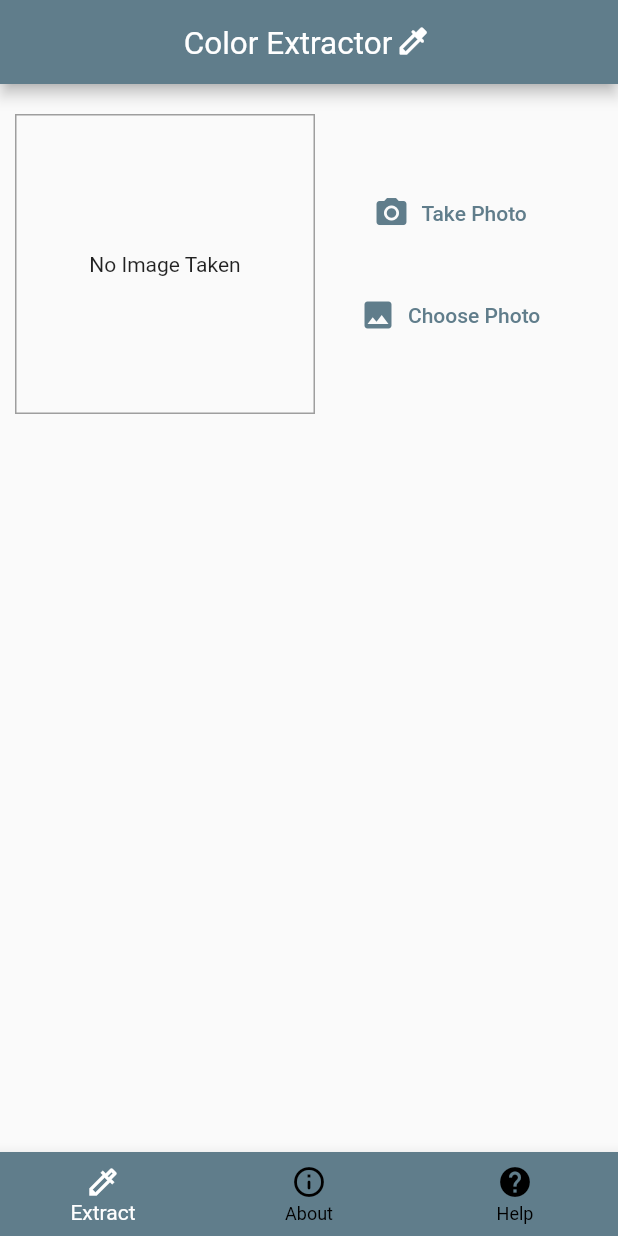
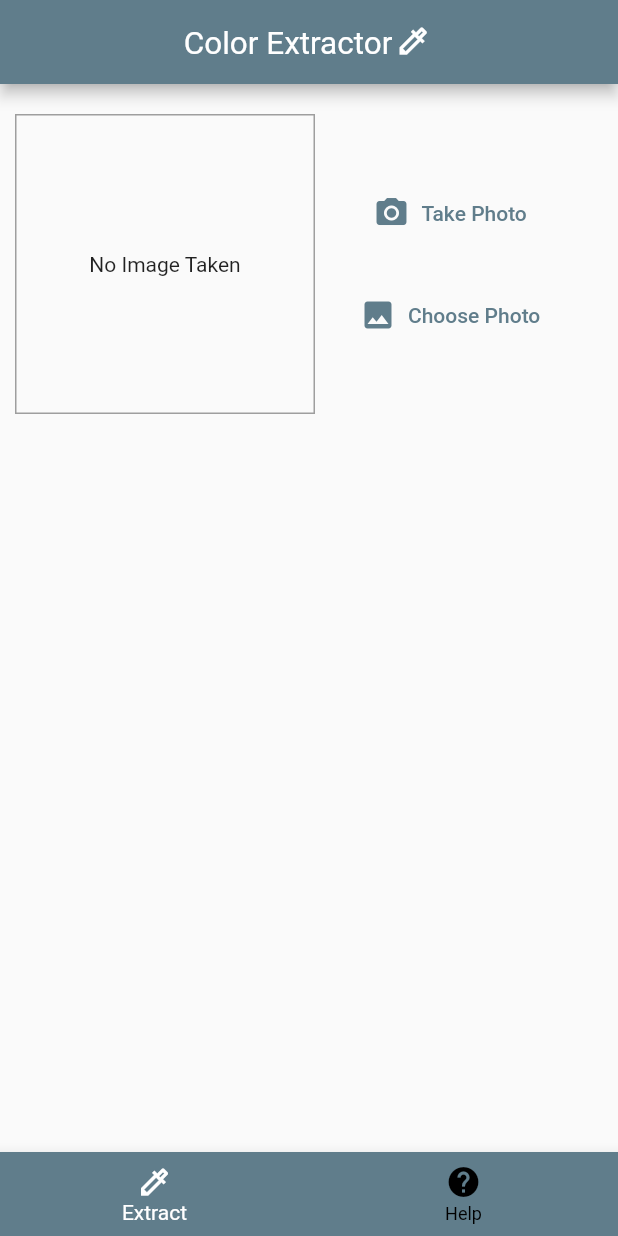
Before and after one commit to LRS4/colorextractor, a Flutter app: the screen it shows after launch, on a phone screen of 412 x 824 dp. Run offline on Flutter 3.47's test engine with Material 2 defaults, Android fonts, the phone set to English and light mode, and no system bars; our stand-ins replace image_picker, palette_generator.

Commit message:
Add help screen to navigation and extend for icons

```diff
--- a/lib/navigation.dart
+++ b/lib/navigation.dart
@@ -1,4 +1,5 @@
 import 'package:colorextractor/screens/extract.dart';
+import 'package:colorextractor/screens/help.dart';
 import 'package:flutter/material.dart';
 import 'package:provider/provider.dart';
 import 'providers/image_details.dart';
@@ -11,10 +12,17 @@ class Navigation extends StatefulWidget {
 
 class _NavigationState extends State<Navigation> {
   int _selectedIndex = 0;
+  List<String> _appBarTitleOptions = [
+    "Color Extractor",
+    "Help"
+  ] ;
+  List<Icon> _appBarIconOptions = [
+    Icon(Icons.colorize_outlined),
+    Icon(Icons.help_outline)
+  ];
   List<Widget> _widgetOptions = <Widget>[
     ExtractScreen(),
-    Text("About"),
-    Text("Help")
+    HelpScreen()
   ];
 
   void _onItemTapped(int index) {
@@ -33,7 +41,7 @@ class _NavigationState extends State<Navigation> {
             text: TextSpan(
               children: [
                 TextSpan(
-                  text: 'Color Extractor',
+                  text: _appBarTitleOptions[_selectedIndex],
                   style: TextStyle(
                     fontSize: 21
                   )
@@ -41,7 +49,7 @@ class _NavigationState extends State<Navigation> {
                 WidgetSpan(
                   child: Padding(
                     padding: const EdgeInsets.symmetric(horizontal: 2.0),
-                    child: Icon(Icons.colorize_rounded)
+                    child: _appBarIconOptions[_selectedIndex]
                   ),
                 ),
               ],
@@ -55,10 +63,6 @@ class _NavigationState extends State<Navigation> {
             BottomNavigationBarItem(
               icon: Icon(Icons.colorize_outlined),
               label: 'Extract',
-            ),
-            BottomNavigationBarItem(
-              icon: Icon(Icons.info_outline_rounded),
-              label: 'About',
             ),
             BottomNavigationBarItem(
               icon: Icon(Icons.help),
```
